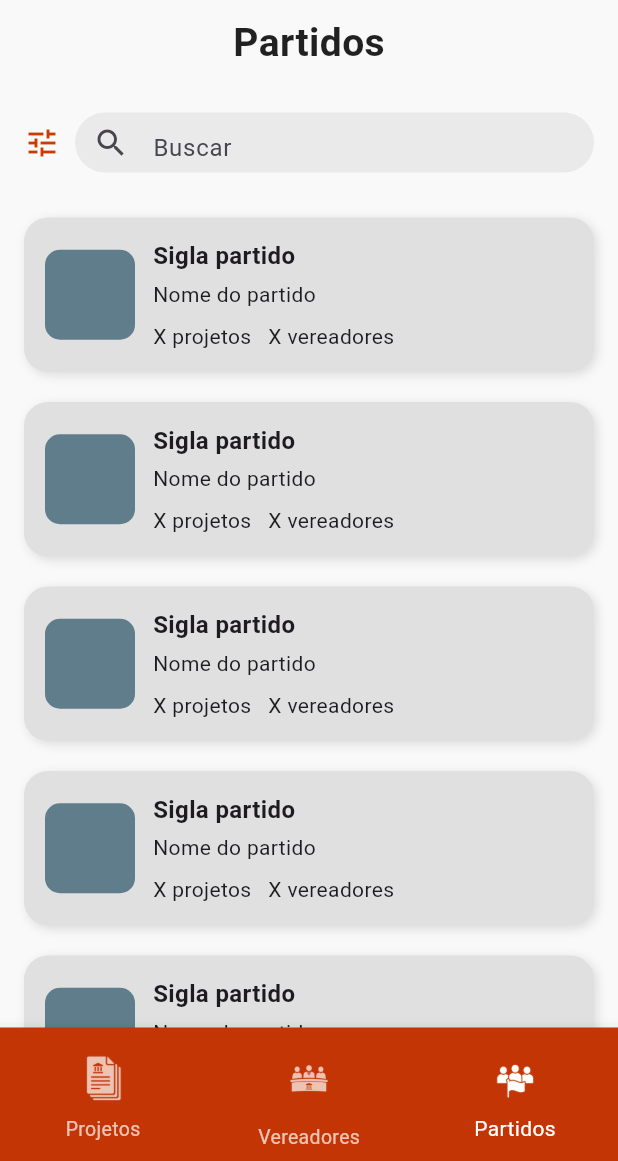
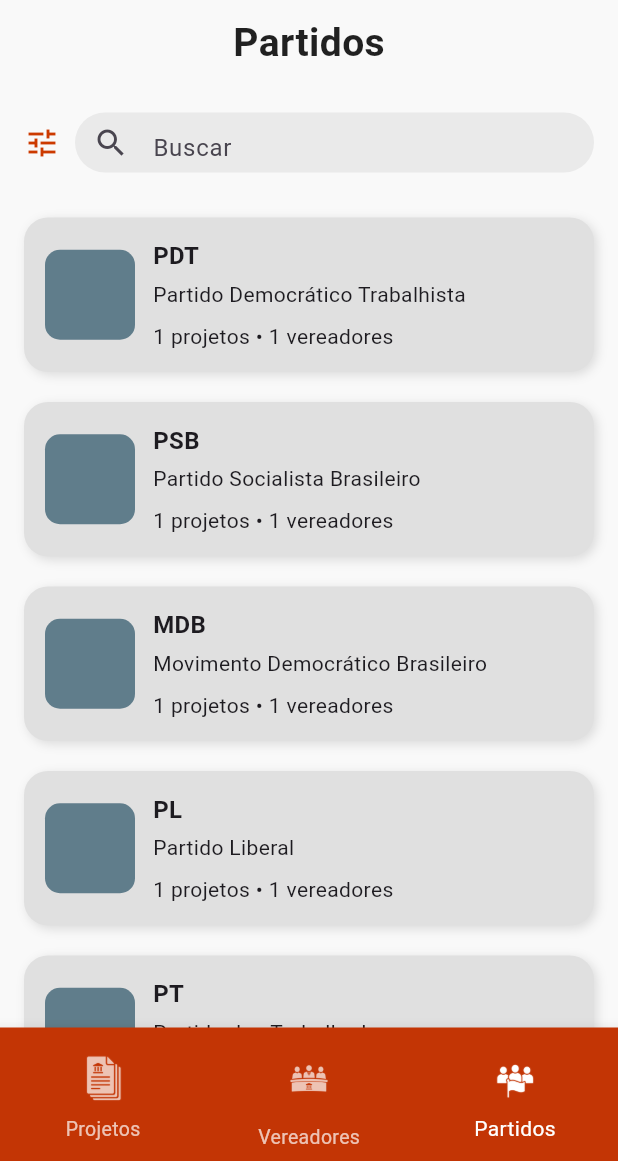
Before and after one commit to antonitsm/pi3_grupo1, a Flutter app: the screen it shows after launch, item 3 of the bottom bar chosen, on a phone screen of 412 x 824 dp, the part 75-1236 px from its top. Run offline on Flutter 3.47's test engine with Material 3 defaults, Android fonts, the phone set to English and light mode, and no system bars.

Commit message:
Alterações página partidos

```diff
--- a/frontend/lib/paginas/partido.dart
+++ b/frontend/lib/paginas/partido.dart
@@ -2,6 +2,7 @@
 import 'partido_individual.dart';
 import '../widgets/rodape.dart';
 import '../widgets/barra_superior.dart';
+import '../mock/mock_data.dart';
 
 void main() {
   runApp(const MyApp());
@@ -85,9 +86,11 @@
           // LISTA
           Expanded(
             child: ListView.builder(
-              itemCount: 5,
+              itemCount: partidosMock.length,
               itemBuilder: (context, index) {
-                return const PartidoCard();
+                final partido = partidosMock[index];
+
+                return PartidoCard(partido: partido);
               },
             ),
           ),
@@ -95,43 +98,54 @@
       ),
 
       // FOOTER
-      bottomNavigationBar: const Rodape(
-        paginaAtual: 2,
-      ),
+      bottomNavigationBar: const Rodape(paginaAtual: 2),
     );
   }
 }
 
 // CARD
 class PartidoCard extends StatelessWidget {
-  const PartidoCard({super.key});
+  final Map<String, dynamic> partido;
+
+  const PartidoCard({super.key, required this.partido});
 
   @override
   Widget build(BuildContext context) {
+    final sigla = partido["sigla"] as String;
+
+    final vereadoresDoPartido = vereadoresMock
+        .where((v) => v["partido"] == sigla)
+        .toList();
+
+    final nomesVereadores = vereadoresDoPartido
+        .map((v) => v["nome"] as String)
+        .toSet();
+
+    final projetosDoPartido = projetosMock.where((p) {
+      final autores = (p["autoria"] as List?) ?? [];
+
+      return autores.any((autor) => nomesVereadores.contains(autor));
+    }).toList();
+
     return GestureDetector(
       onTap: () {
         Navigator.push(
           context,
           MaterialPageRoute(
-            builder: (_) =>
-                const PartidoIndividualPage(),
+            builder: (_) => PartidoIndividualPage(partido: partido),
           ),
         );
       },
 
       child: Container(
-        margin: const EdgeInsets.symmetric(
-          horizontal: 16,
-          vertical: 10,
-        ),
+        margin: const EdgeInsets.symmetric(horizontal: 16, vertical: 10),
 
         padding: const EdgeInsets.all(14),
 
         decoration: BoxDecoration(
           color: Colors.grey[300],
 
-          borderRadius:
-              BorderRadius.circular(16),
+          borderRadius: BorderRadius.circular(16),
 
           boxShadow: const [
             BoxShadow(
@@ -151,38 +165,34 @@
 
               decoration: BoxDecoration(
                 color: Colors.blueGrey,
-                borderRadius:
-                    BorderRadius.circular(10),
+                borderRadius: BorderRadius.circular(10),
               ),
             ),
 
             const SizedBox(width: 12),
 
-            const Expanded(
+            Expanded(
               child: Column(
-                crossAxisAlignment:
-                    CrossAxisAlignment.start,
+                crossAxisAlignment: CrossAxisAlignment.start,
 
                 children: [
                   Text(
-                    "Sigla partido",
-                    style: TextStyle(
-                      fontWeight:
-                          FontWeight.bold,
+                    partido["sigla"],
+                    style: const TextStyle(
+                      fontWeight: FontWeight.bold,
                       fontSize: 16,
                     ),
                   ),
 
                   SizedBox(height: 4),
 
-                  Text(
-                    "Nome do partido",
-                  ),
+                  Text(partido["nome"]),
 
                   SizedBox(height: 8),
 
                   Text(
-                    "X projetos   X vereadores",
+                    "${projetosDoPartido.length} projetos • "
+                    "${vereadoresDoPartido.length} vereadores",
                   ),
                 ],
               ),
--- a/frontend/lib/paginas/partido_individual.dart
+++ b/frontend/lib/paginas/partido_individual.dart
@@ -7,13 +7,16 @@
 class PartidoIndividualPage extends StatelessWidget {
   final Map<String, dynamic> partido;
 
-  const PartidoIndividualPage({super.key, required this.partido});
+  const PartidoIndividualPage({
+    super.key,
+    required this.partido,
+  });
 
   @override
   Widget build(BuildContext context) {
     final sigla = partido["sigla"] as String;
     final nome = partido["nome"] as String;
-    final anoCriacao = partido["ano_criacao"];
+    final anoCriacao = partido["ano_criacao"] ?? "Não informado";
 
     final vereadoresDoPartido = vereadoresMock
         .where((v) => v["partido"] as String == sigla)
```
Also changed, not shown: frontend/lib/paginas/vereadores.dart (+23 -8 lines). Lines whose indentation alone changed are shown as unchanged.
